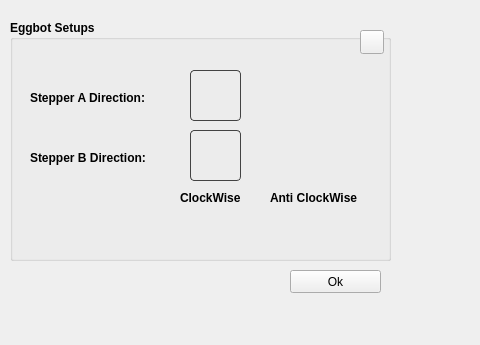
Old version of the form mDrawGui/EggSetup.ui in the repository Makeblock-official/mDrawBot; both pictures show x 0 to 480 and y 0 to 345 of the 884 by 345 pixel window.
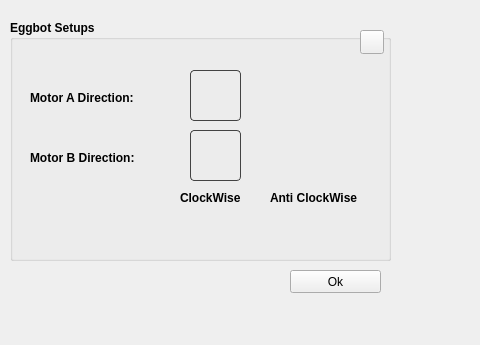
New version of the form. Icons and pictures are not drawn.

```diff
--- a/mDrawGui/EggSetup.ui
+++ b/mDrawGui/EggSetup.ui
@@ -60,7 +60,7 @@
      </rect>
     </property>
     <property name="text">
-     <string>Stepper A Direction:</string>
+     <string>Motor A Direction:</string>
     </property>
    </widget>
    <widget class="QLabel" name="label_4">
@@ -73,7 +73,7 @@
      </rect>
     </property>
     <property name="text">
-     <string>Stepper B Direction:</string>
+     <string>Motor B Direction:</string>
     </property>
    </widget>
    <widget class="QLabel" name="motoA_CK">
```
